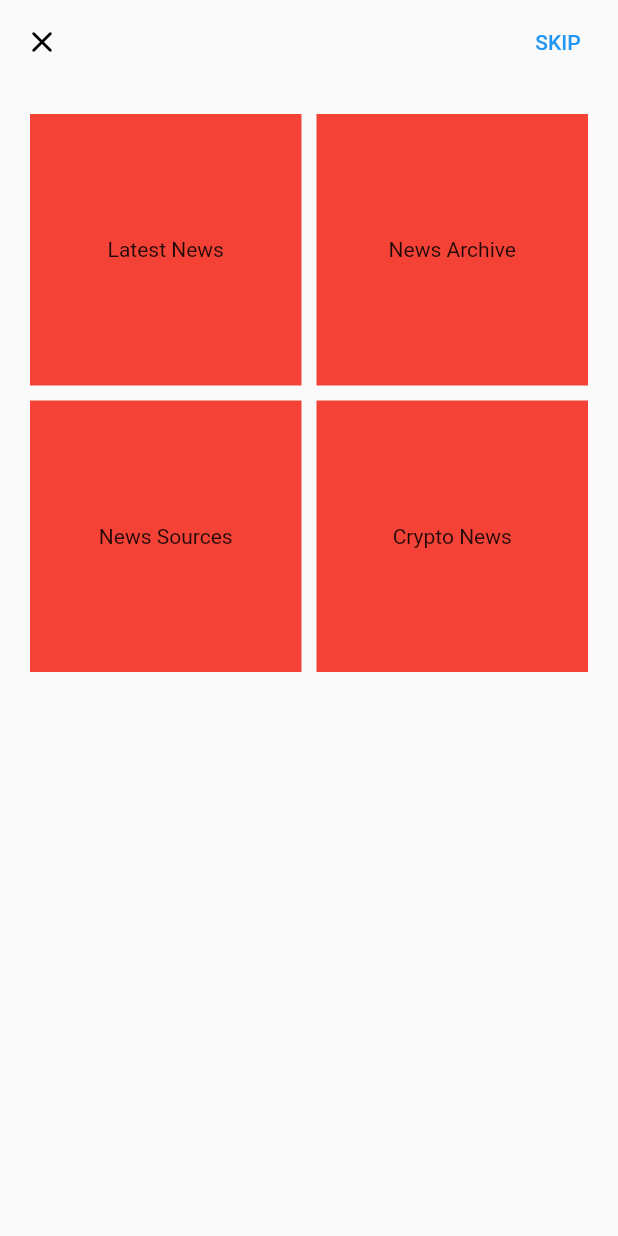
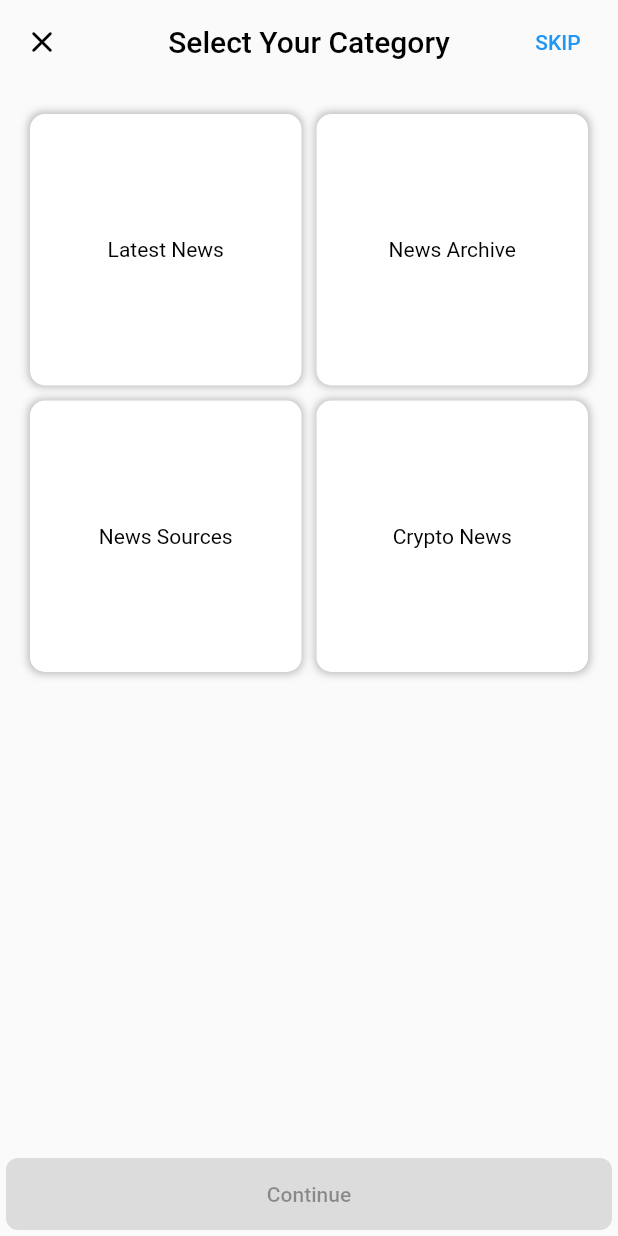
Before and after one commit to dexterTalha/news_app, a Flutter app: the screen it shows after launch, on a phone screen of 412 x 824 dp. Run offline on Flutter 3.47's test engine with Material 2 defaults, Android fonts, the phone set to English and light mode, and no system bars; our stand-ins replace firebase_auth, firebase_core; missing offline and left inert: animation_wrappers; accounts and stored records are empty.

Commit message:
category selection

```diff
--- a/lib/screens/catergory_screen.dart
+++ b/lib/screens/catergory_screen.dart
@@ -1,4 +1,5 @@
 import 'package:flutter/material.dart';
+import 'package:news_app/components/primary_button_component.dart';
 
 class CategoryScreen extends StatefulWidget {
   const CategoryScreen({Key? key}) : super(key: key);
@@ -15,12 +16,19 @@ class _CategoryScreenState extends State<CategoryScreen> {
     "Crypto News",
   ];
 
+  List<String> selectedCat = [];
+
   @override
   Widget build(BuildContext context) {
     return Scaffold(
       appBar: AppBar(
         backgroundColor: Colors.transparent,
         elevation: 0,
+        centerTitle: true,
+        title: const Text(
+          "Select Your Category",
+          style: TextStyle(color: Colors.black),
+        ),
         leading: IconButton(
           onPressed: () {},
           icon: const Icon(Icons.close_rounded, color: Colors.black),
@@ -35,6 +43,15 @@ class _CategoryScreenState extends State<CategoryScreen> {
           ),
         ],
       ),
+      bottomNavigationBar: Container(
+        height: AppBar().preferredSize.height,
+        width: double.maxFinite,
+        padding: const EdgeInsets.all(4),
+        child: PrimaryButtonComponent(
+          primaryText: "Continue",
+          onPrimaryClick: selectedCat.isEmpty ? null : () {},
+        ),
+      ),
       body: Container(
         width: double.maxFinite,
         height: double.maxFinite,
@@ -47,10 +64,35 @@ class _CategoryScreenState extends State<CategoryScreen> {
             crossAxisSpacing: 10,
           ),
           itemBuilder: (_, index) {
-            return Container(
-              color: Colors.red,
-              child: Center(
-                child: Text(newsType[index]),
+            String textValue = newsType[index];
+            bool isSelected = selectedCat.contains(textValue);
+            return GestureDetector(
+              onTap: () {
+                String value = newsType[index];
+                selectedCat.contains(value) ? selectedCat.remove(value) : selectedCat.add(value);
+                setState(() {});
+              },
+              child: AnimatedContainer(
+                duration: const Duration(milliseconds: 200),
+                decoration: BoxDecoration(
+                  borderRadius: BorderRadius.circular(10),
+                  color: isSelected ? Colors.blueAccent : Colors.white,
+                  boxShadow: [
+                    BoxShadow(
+                      color: Colors.grey.withOpacity(0.7),
+                      blurRadius: 4,
+                      spreadRadius: 1,
+                    )
+                  ],
+                ),
+                child: Center(
+                  child: Text(
+                    textValue,
+                    style: TextStyle(
+                      color: isSelected ? Colors.white : Colors.black,
+                    ),
+                  ),
+                ),
               ),
             );
           },
```
